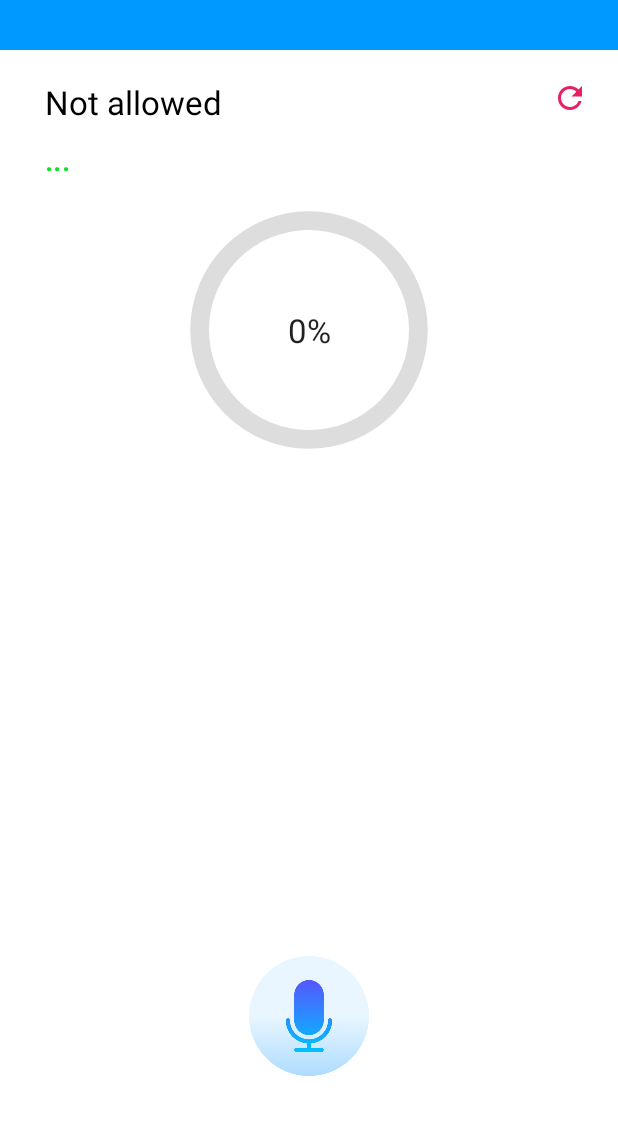
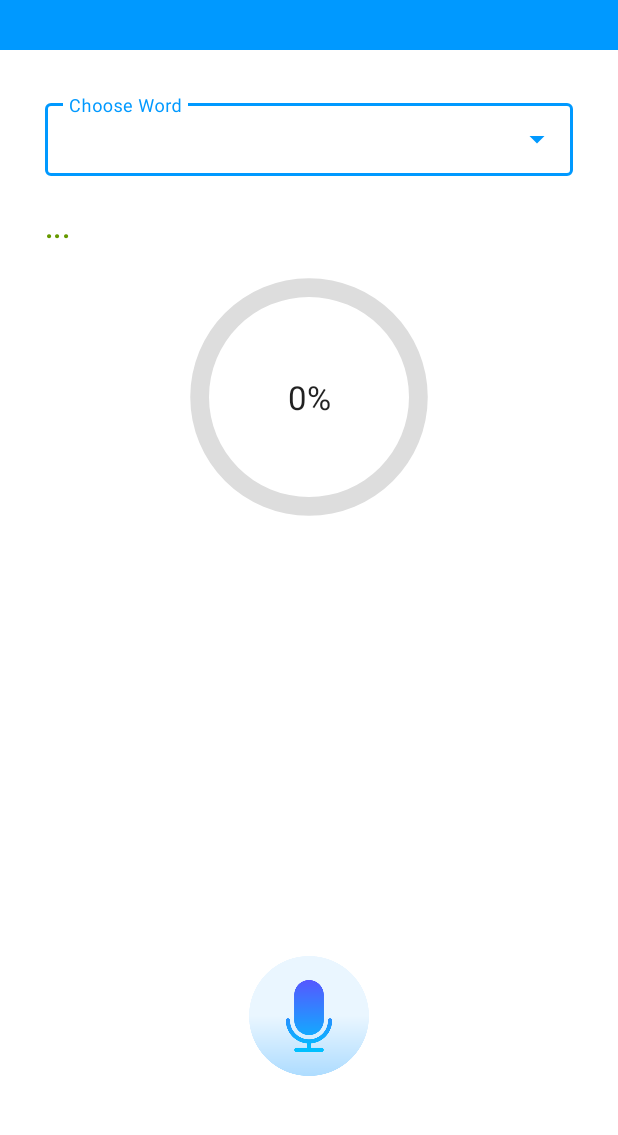
Before and after one commit to herisarwanto/SpeechRecognition, an Android app: the HomeActivity screen opened directly, with no data from a screen before it, after a tap on "MEDIUM", on a phone screen of 412 x 824 dp, the part 100-1235 px from its top. Run offline under Robolectric (Android 15) with nearby library versions, the phone set to English and light mode, and no system bars.

Commit message:
add spinner word

```diff
--- a/app/src/main/java/com/englishlearningwithngram/ui/speechrecognition/SpeechRecognitionActivity.kt
+++ b/app/src/main/java/com/englishlearningwithngram/ui/speechrecognition/SpeechRecognitionActivity.kt
@@ -6,6 +6,8 @@ import android.os.Bundle
 import android.speech.RecognizerIntent
 import android.util.Log
 import android.view.View
+import android.widget.AdapterView
+import android.widget.ArrayAdapter
 import androidx.appcompat.app.AppCompatActivity
 import androidx.lifecycle.ViewModelProvider
 import com.englishlearningwithngram.R
@@ -14,6 +16,7 @@ import com.englishlearningwithngram.model.WordModel
 import com.englishlearningwithngram.repository.Repository
 import java.io.InputStream
 import java.util.*
+import kotlin.collections.ArrayList
 import kotlin.math.max
 import kotlin.math.min
 import kotlin.random.Random.Default.nextInt
@@ -29,11 +32,13 @@ class SpeechRecognitionActivity : AppCompatActivity(), View.OnClickListener {
     private var speechResult: String? = null
     private var progr = 0
     private var level: Int? = null
-//    private var listWord: List<Word>? = null
+
+    //    private var listWord: List<Word>? = null
     private var randomValue: Int = 0
     private var inputStream: InputStream? = null
 
     var arrayWord: List<WordModel>? = null
+    var listWord: MutableList<String> = ArrayList()
 
     override fun onCreate(savedInstanceState: Bundle?) {
         super.onCreate(savedInstanceState)
@@ -47,11 +52,23 @@ class SpeechRecognitionActivity : AppCompatActivity(), View.OnClickListener {
 
         binding.ivMic.setOnClickListener(this)
         binding.ibBack.setOnClickListener(this)
-        binding.ibRefresh.setOnClickListener(this)
+//        binding.ibRefresh.setOnClickListener(this)
 
         inputStream = assets.open("easy_level.json")
 
         initComponent()
+
+        val arrayAdapter = ArrayAdapter(
+            this@SpeechRecognitionActivity, android.R.layout.simple_list_item_1, listWord
+        )
+        arrayAdapter.setDropDownViewResource(android.R.layout.simple_spinner_dropdown_item)
+        binding.inputWord.setAdapter(arrayAdapter)
+
+        binding.inputWord.onItemClickListener =
+            AdapterView.OnItemClickListener { parent, arg1, position, id ->
+                Log.e("SELECTED => ", listWord[position])
+                speech = listWord[position].toString()
+            }
     }
 
     private fun initComponent() {
@@ -89,12 +106,15 @@ class SpeechRecognitionActivity : AppCompatActivity(), View.OnClickListener {
         viewModel.getWord(level!!, inputStream!!)
         viewModel.apiResponseJsonAssets.observe(this, { response ->
 
-            Log.e("getWordPerLevel", "response => $response")
+            for (i in response.indices) {
+                listWord.add(response[i].kata)
+            }
 
-            arrayWord = response
-            randomValue = nextInt(response.size)
-            speech = arrayWord!![randomValue].kata
-            binding.tvSpeech.text = speech
+//            arrayWord = response
+//            randomValue = nextInt(response.size)
+//            speech = arrayWord!![randomValue].kata
+
+//            binding.tvSpeech.text = speech
         })
     }
 
@@ -108,14 +128,14 @@ class SpeechRecognitionActivity : AppCompatActivity(), View.OnClickListener {
             R.id.ib_back -> {
                 finish()
             }
-            R.id.ib_refresh -> {
-                randomValue = nextInt(arrayWord!!.size)
-                speech = arrayWord!![randomValue].kata
-                binding.tvSpeech.text = speech
-                progr = 0
-                binding.tvSpeechResult.text = "..."
-                updateProgressBar()
-            }
+//            R.id.ib_refresh -> {
+//                randomValue = nextInt(arrayWord!!.size)
+//                speech = arrayWord!![randomValue].kata
+//                binding.tvSpeech.text = speech
+//                progr = 0
+//                binding.tvSpeechResult.text = "..."
+//                updateProgressBar()
+//            }
             R.id.iv_mic -> {
                 binding.tvSpeechResult.text = "..."
                 progr = 0
@@ -150,20 +170,60 @@ class SpeechRecognitionActivity : AppCompatActivity(), View.OnClickListener {
     private fun textTest() {
         try {
             val speechCompare = speechResult
+            val first: CharArray = speech.lowercase().toCharArray()
+            val second: CharArray = speechResult?.lowercase()!!.toCharArray()
 
-            val first: CharArray = speech.toLowerCase().toCharArray()
-            val second: CharArray = speechResult?.toLowerCase()!!.toCharArray()
             var counter = 0
 
             val minLength = min(first.size, second.size)
             val maxLength = max(first.size, second.size)
 
+            Log.e("textTest", "Speech 1 => $speech")
+            Log.e("textTest", "Speech 2 => $speechResult")
+            Log.e("textTest", "minLength => $minLength")
+            Log.e("textTest", "maxLength => $maxLength")
+
+//            val wordDb: ArrayList<String> = ArrayList()
+//            val wordSpeech: ArrayList<String> = ArrayList()
+
+//            for (i in first.indices) {
+//                if (i == first.lastIndex) {
+//                    wordDb.add("${first[i]}#")
+//                } else {
+//                    wordDb.add("${first[i]}${first[i + 1]}")
+//                }
+//            }
+//
+//            for (i in second.indices) {
+//                if (i == second.lastIndex) {
+//                    wordSpeech.add("${second[i]}#")
+//                } else {
+//                    wordSpeech.add("${second[i]}${second[i + 1]}")
+//                }
+//            }
+//
+//            val maxLengthWord = max(wordDb.size, wordSpeech.size)
+//            val minLengthWord = min(wordDb.size, wordSpeech.size)
+//
+//            for (i in 0 until minLengthWord) {
+//                if (wordDb[i] != wordSpeech[i]) {
+//
+//                } else {
+//                    counter++
+//                }
+//            }
+
+//            Log.e("textTest", "Word DB => $wordDb")
+//            Log.e("textTest", "Word Speech => $wordSpeech")
+//
+//            binding.tvA.text = "Kata 1 : $wordDb"
+//            binding.tvB.text = "Kata 2 : $wordSpeech"
+
             for (i in 0 until minLength) {
                 if (first[i] != second[i]) {
-
+                    //TODO: This
                 } else {
                     counter++
-
                 }
             }
 
@@ -172,19 +232,20 @@ class SpeechRecognitionActivity : AppCompatActivity(), View.OnClickListener {
             val doubleMaxLength: Double = maxLength.toDouble()
 
             val result: Double = doubleCounter / doubleMaxLength * 100
-//            val resultAdd: Double = (counter + maxLength).toDouble()
-//            val resultMin: Double = (counter - maxLength).toDouble()
 
+//            binding.tvMath.text =
+//                "=> ${doubleCounter.toInt()}/${doubleMaxLength.toInt()} x 100 = ${result.toInt()}%"
             Log.e(this.javaClass.name, "textTest End, Progress Percent => $progr")
-
             progr = result.toInt()
             updateProgressBar()
+
+            Log.e("textTest", "Result => $result")
+
             binding.tvSpeechResult.text = speechCompare
 
         } catch (e: Exception) {
             Log.e(this.javaClass.name, "textTest CATCH => ${e.message}")
         }
-
     }
 
 }
--- /dev/null
+++ b/app/src/main/java/com/englishlearningwithngram/utils/Helper.kt
@@ -0,0 +1,88 @@
+package com.englishlearningwithngram.utils
+
+class Helper {
+
+    //With Bigram
+//    @SuppressLint("DefaultLocale")
+//    private fun bigram() {
+//        try {
+//            val speechCompare = speechResult
+//            val first: CharArray = speech.lowercase().toCharArray()
+//            val second: CharArray = speechResult?.lowercase()!!.toCharArray()
+//
+//            var counter = 0
+//
+//            val minLength = min(first.size, second.size)
+//            val maxLength = max(first.size, second.size)
+//
+//            Log.e("textTest", "Speech 1 => $speech")
+//            Log.e("textTest", "Speech 2 => $speechResult")
+//            Log.e("textTest", "minLength => $minLength")
+//            Log.e("textTest", "maxLength => $maxLength")
+//
+//            val wordDb: ArrayList<String> = ArrayList()
+//            val wordSpeech: ArrayList<String> = ArrayList()
+//
+//            for (i in first.indices) {
+//                if (i == first.lastIndex) {
+//                    wordDb.add("${first[i]}#")
+//                } else {
+//                    wordDb.add("${first[i]}${first[i + 1]}")
+//                }
+//            }
+//
+//            for (i in second.indices) {
+//                if (i == second.lastIndex) {
+//                    wordSpeech.add("${second[i]}#")
+//                } else {
+//                    wordSpeech.add("${second[i]}${second[i + 1]}")
+//                }
+//            }
+//
+//            val maxLengthWord = max(wordDb.size, wordSpeech.size)
+//            val minLengthWord = min(wordDb.size, wordSpeech.size)
+//
+//            for (i in 0 until minLengthWord) {
+//                if (wordDb[i] != wordSpeech[i]) {
+//
+//                } else {
+//                    counter++
+//                }
+//            }
+//
+//            Log.e("textTest", "Word DB => $wordDb")
+//            Log.e("textTest", "Word Speech => $wordSpeech")
+//
+//            binding.tvA.text = "Kata 1 : $wordDb"
+//            binding.tvB.text = "Kata 2 : $wordSpeech"
+//
+////            for (i in 0 until minLength) {
+////                if (first[i] != second[i]) {
+////                    //TODO: This
+////                } else {
+////                    counter++
+////                }
+////            }
+//
+//            //Untuk mencari persentase kecocokan kata
+//            val doubleCounter: Double = counter.toDouble()
+//            val doubleMaxLength: Double = maxLength.toDouble()
+//
+//            val result: Double = doubleCounter / doubleMaxLength * 100
+//
+//            binding.tvMath.text =
+//                "=> ${doubleCounter.toInt()}/${doubleMaxLength.toInt()} x 100 = ${result.toInt()}%"
+//            Log.e(this.javaClass.name, "textTest End, Progress Percent => $progr")
+//            progr = result.toInt()
+//            updateProgressBar()
+//
+//            Log.e("textTest", "Result => $result")
+//
+//            binding.tvSpeechResult.text = speechCompare
+//
+//        } catch (e: Exception) {
+//            Log.e(this.javaClass.name, "textTest CATCH => ${e.message}")
+//        }
+//    }
+
+}
--- /dev/null
+++ b/app/src/main/res/drawable/border_corner_radius.xml
@@ -0,0 +1,6 @@
+<?xml version="1.0" encoding="utf-8"?>
+<shape android:shape="rectangle" xmlns:android="http://schemas.android.com/apk/res/android">
+    <stroke android:color="@color/gray"
+        android:width="1dp"/>
+    <corners android:radius="10dp"/>
+</shape>
--- a/app/src/main/res/layout/activity_speech_recognition.xml
+++ b/app/src/main/res/layout/activity_speech_recognition.xml
@@ -40,23 +40,68 @@
         android:layout_below="@id/ly_app_bar"
         android:layout_height="wrap_content">
 
-        <TextView
-            android:id="@+id/tv_speech"
-            android:layout_width="fill_parent"
-            android:layout_height="wrap_content"
-            android:layout_marginStart="@dimen/dimen_10d"
-            android:layout_toStartOf="@+id/ib_refresh"
-            android:text="@string/loading"
-            android:textSize="@dimen/dimen_22s"
-            android:textColor="@color/black"/>
-
-        <ImageButton
-            android:id="@+id/ib_refresh"
+        <LinearLayout
+            android:id="@+id/ly_bigram"
             android:layout_width="wrap_content"
             android:layout_height="wrap_content"
-            android:layout_alignParentEnd="true"
-            android:background="@drawable/ic_refresh"
-            android:backgroundTint="@color/pink"/>
+            android:orientation="vertical">
+
+            <RelativeLayout
+                android:layout_width="match_parent"
+                android:layout_height="wrap_content">
+
+<!--                <TextView-->
+<!--                    android:id="@+id/tvVersion"-->
+<!--                    android:layout_width="wrap_content"-->
+<!--                    android:layout_height="wrap_content"-->
+<!--                    android:layout_margin="5dp"-->
+<!--                    android:text="Versi Android"-->
+<!--                    android:textColor="@android:color/black"-->
+<!--                    android:textSize="20sp"-->
+<!--                    android:textStyle="bold" />-->
+
+                <com.google.android.material.textfield.TextInputLayout
+                    style="@style/Widget.MaterialComponents.TextInputLayout.OutlinedBox.Dense.ExposedDropdownMenu"
+                    android:layout_width="match_parent"
+                    android:layout_height="wrap_content"
+                    android:layout_margin="10dp"
+                    android:id="@+id/til_inputWord"
+                    android:hint="Choose Word"
+                    app:hintEnabled="true">
+
+                    <com.google.android.material.textfield.MaterialAutoCompleteTextView
+                        android:id="@+id/inputWord"
+                        android:layout_width="match_parent"
+                        android:layout_height="wrap_content" />
+
+                </com.google.android.material.textfield.TextInputLayout>
+
+            </RelativeLayout>
+
+<!--            <RelativeLayout-->
+<!--                android:layout_width="match_parent"-->
+<!--                android:layout_height="wrap_content"-->
+<!--                android:orientation="horizontal">-->
+
+<!--                <TextView-->
+<!--                    android:id="@+id/tv_speech"-->
+<!--                    android:layout_width="fill_parent"-->
+<!--                    android:layout_height="wrap_content"-->
+<!--                    android:layout_marginStart="@dimen/dimen_10d"-->
+<!--                    android:layout_toStartOf="@+id/ib_refresh"-->
+<!--                    android:text="@string/loading"-->
+<!--                    android:textColor="@color/black"-->
+<!--                    android:textSize="@dimen/dimen_22s" />-->
+
+<!--        <ImageButton-->
+<!--            android:id="@+id/ib_refresh"-->
+<!--            android:layout_width="wrap_content"-->
+<!--            android:layout_height="wrap_content"-->
+<!--            android:layout_alignParentEnd="true"-->
+<!--            android:background="@drawable/ic_refresh"-->
+<!--            android:backgroundTint="@color/pink"/>-->
+
+<!--            </RelativeLayout>-->
 
         <TextView
             android:id="@+id/tv_speech_result"
@@ -64,31 +109,56 @@
             android:layout_height="wrap_content"
             android:layout_marginTop="@dimen/dimen_10d"
             android:layout_marginStart="@dimen/dimen_10d"
-            android:layout_below="@id/tv_speech"
             android:text="@string/dot"
             android:textAppearance="@style/TextAppearance.MaterialComponents.Headline6"
-            android:textColor="@color/green"/>
+            android:textColor="@android:color/holo_green_dark"/>
 
-<!--        <com.google.android.material.textview.MaterialTextView-->
-<!--            android:id="@+id/textView"-->
+<!--            <LinearLayout-->
+<!--                android:layout_width="match_parent"-->
+<!--                android:layout_height="wrap_content"-->
+<!--                android:layout_marginTop="@dimen/dimen_10d"-->
+<!--                android:layout_marginStart="@dimen/dimen_10d"-->
+<!--                android:padding="@dimen/dimen_10d"-->
+<!--                android:background="@drawable/border_corner_radius"-->
+<!--                android:orientation="vertical">-->
+
+<!--        <TextView-->
 <!--            android:layout_width="match_parent"-->
 <!--            android:layout_height="wrap_content"-->
-<!--            android:layout_below="@id/tv_speech_result"-->
-<!--            android:layout_marginTop="32dp"-->
-<!--            android:textAppearance="@style/TextAppearance.MaterialComponents.Headline6" />-->
+<!--            android:text="@string/bigram"-->
+<!--            android:textSize="@dimen/dimen_18s"/>-->
 
-<!--        <ProgressBar-->
-<!--            android:id="@+id/progressBar"-->
-<!--            style="?android:attr/progressBarStyleHorizontal"-->
-<!--            android:layout_width="match_parent"-->
-<!--            android:layout_height="wrap_content"-->
-<!--            android:layout_below="@id/textView"-->
-<!--            android:layout_marginTop="@dimen/dimen_20d"/>-->
+<!--            <TextView-->
+<!--                android:id="@+id/tv_a"-->
+<!--                android:layout_width="match_parent"-->
+<!--                android:layout_height="wrap_content"-->
+<!--                android:layout_marginTop="@dimen/dimen_10d"-->
+<!--                android:layout_marginStart="@dimen/dimen_10d"-->
+<!--                android:text=""/>-->
+
+<!--            <TextView-->
+<!--                android:id="@+id/tv_b"-->
+<!--                android:layout_width="match_parent"-->
+<!--                android:layout_height="wrap_content"-->
+<!--                android:layout_marginTop="@dimen/dimen_10d"-->
+<!--                android:layout_marginStart="@dimen/dimen_10d"-->
+<!--                android:text=""/>-->
+
+<!--            <TextView-->
+<!--                android:id="@+id/tv_math"-->
+<!--                android:layout_width="match_parent"-->
+<!--                android:layout_height="wrap_content"-->
+<!--                android:layout_marginTop="@dimen/dimen_10d"-->
+<!--                android:layout_marginStart="@dimen/dimen_10d"-->
+<!--                android:text=""/>-->
+<!--            </LinearLayout>-->
+
+        </LinearLayout>
 
         <androidx.constraintlayout.widget.ConstraintLayout
             android:layout_width="match_parent"
             android:layout_height="wrap_content"
-            android:layout_below="@id/tv_speech_result">
+            android:layout_below="@id/ly_bigram">
 
         <ProgressBar
             android:id="@+id/progress_bar"
@@ -112,21 +182,6 @@
             android:text="@string/_0"
             tools:text="60%" />
 
-<!--        <Button-->
-<!--            android:id="@+id/button_decr"-->
-<!--            android:layout_width="wrap_content"-->
-<!--            android:layout_height="wrap_content"-->
-<!--            android:text="- 10%"-->
-<!--            app:layout_constraintStart_toStartOf="@+id/progress_bar"-->
-<!--            app:layout_constraintTop_toBottomOf="@+id/progress_bar" />-->
-<!--        <Button-->
-<!--            android:id="@+id/button_incr"-->
-<!--            android:layout_width="wrap_content"-->
-<!--            android:layout_height="wrap_content"-->
-<!--            android:text="+ 10%"-->
-<!--            app:layout_constraintEnd_toEndOf="@+id/progress_bar"-->
-<!--            app:layout_constraintTop_toBottomOf="@+id/progress_bar" />-->
-
         </androidx.constraintlayout.widget.ConstraintLayout>
 
     </RelativeLayout>
--- a/app/src/main/res/values/strings.xml
+++ b/app/src/main/res/values/strings.xml
@@ -26,5 +26,6 @@
     <string name="hard">Hard</string>
     <string name="loading">Loading...</string>
     <string name="imagepeople">imagePeople</string>
+    <string name="bigram">Bigram</string>
 
 </resources>
--- a/build.gradle
+++ b/build.gradle
@@ -1,12 +1,12 @@
 // Top-level build file where you can add configuration options common to all sub-projects/modules.
 buildscript {
-    ext.kotlin_version = "1.4.31"
+    ext.kotlin_version = "1.5.31"
     repositories {
         google()
         jcenter()
     }
     dependencies {
-        classpath "com.android.tools.build:gradle:4.1.2"
+        classpath "com.android.tools.build:gradle:4.1.3"
         classpath "org.jetbrains.kotlin:kotlin-gradle-plugin:$kotlin_version"
 
         // NOTE: Do not place your application dependencies here; they belong
```
Also changed, not shown: gradle/wrapper/gradle-wrapper.properties.
